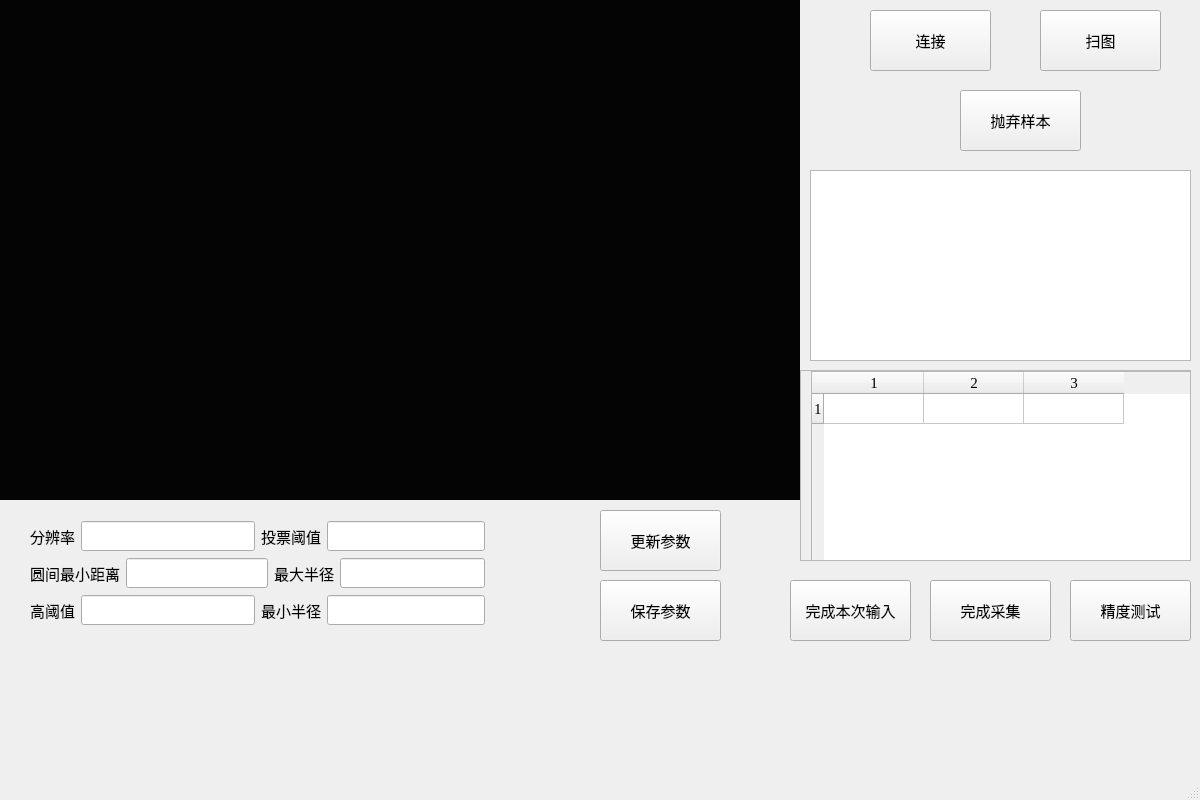
Before: the Qt Designer form handeye.ui in Yamabukiss/handeye_calibration, drawn with Qt 5.
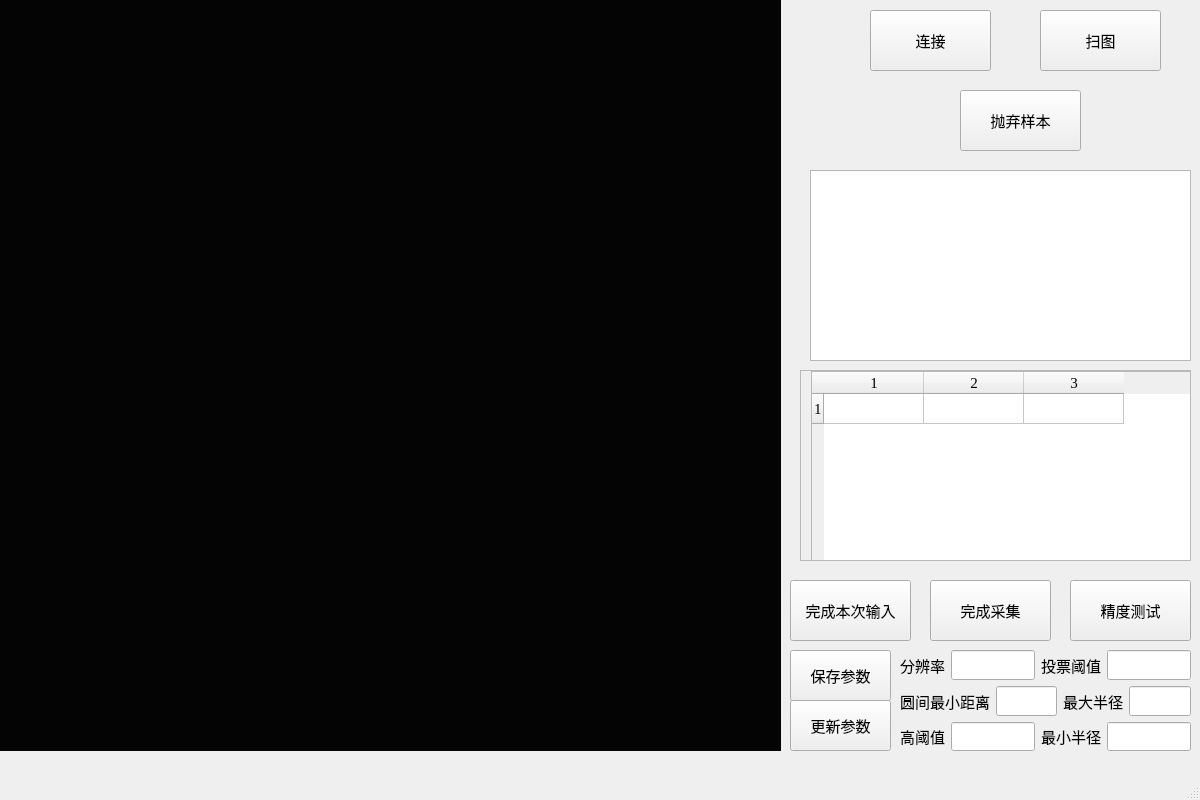
After: the same form once the commit is applied.

Commit message: To adapt different batch

Patch:
```diff
--- a/handeye.ui
+++ b/handeye.ui
@@ -109,19 +109,19 @@
      <rect>
       <x>0</x>
       <y>0</y>
-      <width>800</width>
-      <height>500</height>
+      <width>781</width>
+      <height>751</height>
      </rect>
     </property>
     <property name="minimumSize">
      <size>
-      <width>800</width>
-      <height>500</height>
+      <width>0</width>
+      <height>0</height>
      </size>
     </property>
     <property name="maximumSize">
      <size>
-      <width>55555</width>
+      <width>5555</width>
       <height>555555</height>
      </size>
     </property>
@@ -246,10 +246,10 @@
    <widget class="QPushButton" name="save_button">
     <property name="geometry">
      <rect>
-      <x>600</x>
-      <y>580</y>
-      <width>121</width>
-      <height>61</height>
+      <x>790</x>
+      <y>650</y>
+      <width>101</width>
+      <height>51</height>
      </rect>
     </property>
     <property name="minimumSize">
@@ -277,10 +277,10 @@
    <widget class="QPushButton" name="update_button">
     <property name="geometry">
      <rect>
-      <x>600</x>
-      <y>510</y>
-      <width>121</width>
-      <height>61</height>
+      <x>790</x>
+      <y>700</y>
+      <width>101</width>
+      <height>51</height>
      </rect>
     </property>
     <property name="minimumSize">
@@ -308,10 +308,10 @@
    <widget class="QWidget" name="layoutWidget">
     <property name="geometry">
      <rect>
-      <x>30</x>
-      <y>520</y>
-      <width>455</width>
-      <height>106</height>
+      <x>900</x>
+      <y>650</y>
+      <width>291</width>
+      <height>101</height>
      </rect>
     </property>
     <layout class="QVBoxLayout" name="verticalLayout">
```
The commit also changes 1 other file.
